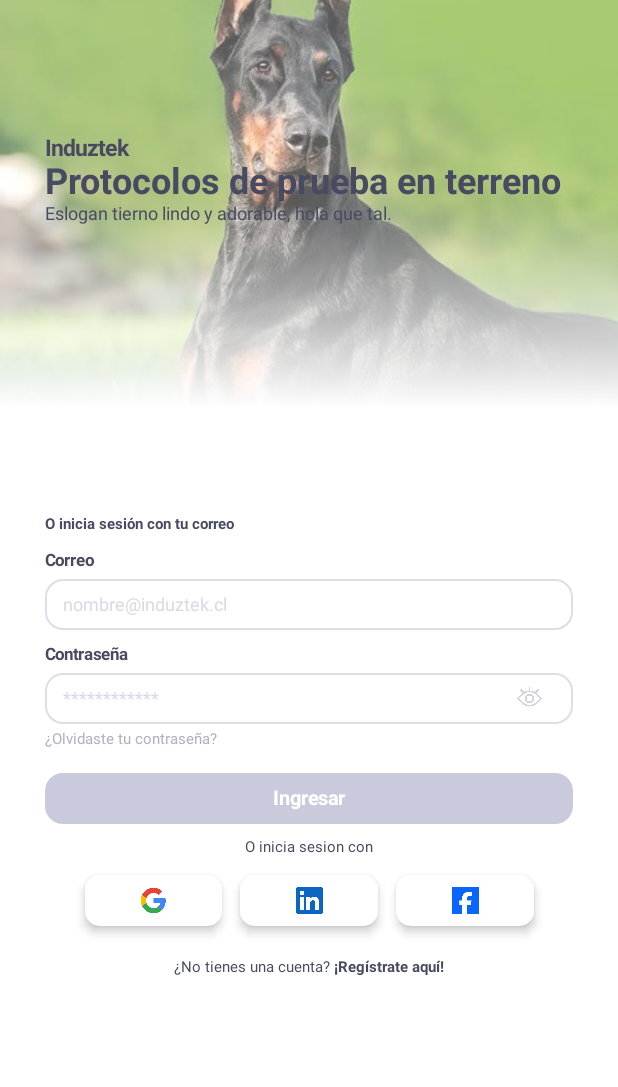
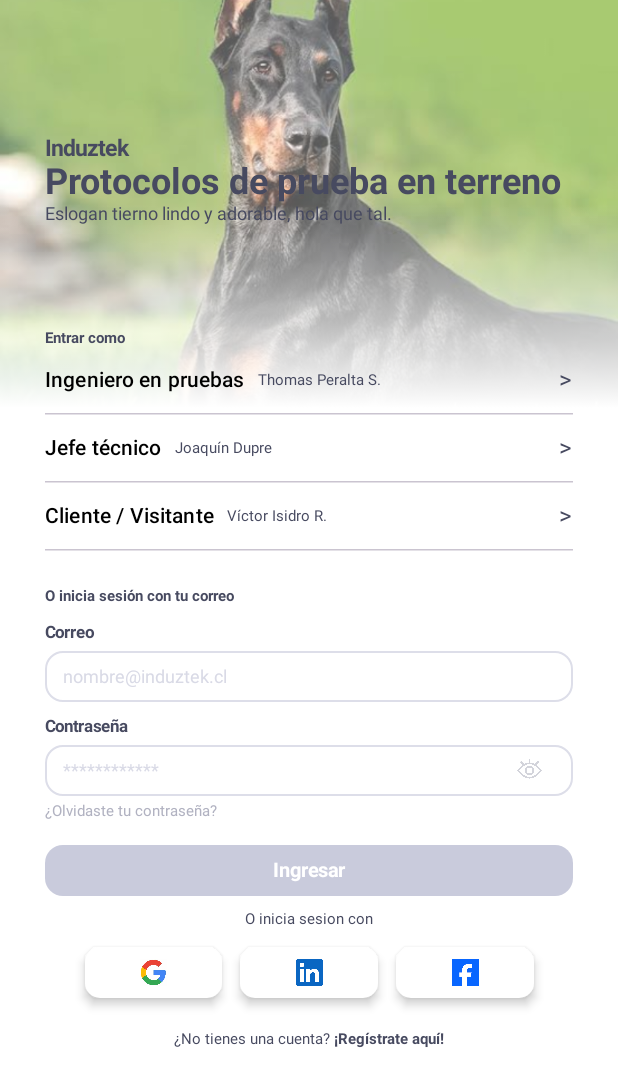
Before and after one commit to Denizota/Induztek, an Android app built with Jetpack Compose: the screen it shows after launch (MainActivity), on a phone screen of 412 x 824 dp. Shown: the top 1087 px of the screen. Run offline under Robolectric (Android 15) with nearby library versions, the phone set to English and light mode, and no system bars; libraries missing offline, so code that uses them is left out: at.favre.lib; 1 statement that could not run was skipped.

Commit message:
se implemento una base de datos para la pantalla 1 y 2 !
Finalmente... Luego de tanta espera fue implementado la flamante base de datos !!

"uju c:"

```diff
--- a/Induztek/app/build.gradle.kts
+++ b/Induztek/app/build.gradle.kts
@@ -55,4 +55,6 @@ dependencies {
     implementation("androidx.lifecycle:lifecycle-viewmodel-compose:2.6.1")
     implementation("androidx.lifecycle:lifecycle-runtime-compose:2.6.1")
     implementation("androidx.navigation:navigation-compose:2.10.2")
+
+    implementation("at.favre.lib:bcrypt:0.10.2")
 }
--- /dev/null
+++ b/Induztek/app/src/main/java/cl/duoc/induztek/data/InduztekDbHelper.kt
@@ -0,0 +1,222 @@
+package cl.duoc.induztek.data
+
+import android.content.ContentValues
+import android.content.Context
+import android.database.Cursor
+import android.database.sqlite.SQLiteDatabase
+import android.database.sqlite.SQLiteOpenHelper
+import cl.duoc.induztek.model.Usuario
+
+
+
+
+class InduztekDbHelper private constructor(context: Context) :
+    SQLiteOpenHelper(context, NOMBRE_BD, null, VERSION_BD) {
+
+    companion object {
+        private const val NOMBRE_BD = "induztek.db"
+        private const val VERSION_BD = 2
+
+        //Tabla de los roles
+        //El reloj
+        private const val TABLA_ROLES = "rol"
+        private const val ROL_ID = "id_rol"
+        private const val ROL_CODIGO = "codigo_rol"
+        private const val ROL_NOMBRE = "nombre_rol"
+
+        //Tabla d usuarios
+        private const val TABLA_USUARIOS = "usuario"
+        private const val USU_ID = "id_usuario"
+        private const val USU_ROL = "id_rol"
+        private const val USU_RUT = "rut"
+        private const val USU_NOMBRE = "nombre"
+        private const val USU_CORREO = "correo"
+        private const val USU_HASH = "password_hash"
+        private const val USU_ACTIVO = "activo"
+
+        //Tabla solicitud d acceso
+        private const val TABLA_SOLICITUDES = "solicitud_acceso"
+        private const val SOL_ID = "id_solicitud"
+        private const val SOL_NOMBRE = "sol_nombre"
+        private const val SOL_APELLIDO = "sol_apellido"
+        private const val SOL_PAIS = "sol_pais"
+        private const val SOL_CIUDAD = "sol_ciudad"
+        private const val SOL_CORREO = "sol_correo"
+        private const val SOL_HASH = "sol_password_hash"
+        private const val SOL_JUSTIFICACION = "sol_justificacion"
+        private const val SOL_ESTADO = "sol_estado"
+        const val CLAVE_DEMO = "Induztek2026"
+
+        private const val SQL_CREAR_ROLES =
+            "CREATE TABLE $TABLA_ROLES (" +
+                    "$ROL_ID INTEGER PRIMARY KEY AUTOINCREMENT, " +
+                    "$ROL_CODIGO TEXT NOT NULL UNIQUE, " +
+                    "$ROL_NOMBRE TEXT NOT NULL)"
+
+        private const val SQL_CREAR_USUARIOS =
+            "CREATE TABLE $TABLA_USUARIOS (" +
+                    "$USU_ID INTEGER PRIMARY KEY AUTOINCREMENT, " +
+                    "$USU_ROL INTEGER NOT NULL REFERENCES $TABLA_ROLES($ROL_ID), " +
+                    "$USU_RUT TEXT NOT NULL UNIQUE, " +
+                    "$USU_NOMBRE TEXT NOT NULL, " +
+                    "$USU_CORREO TEXT NOT NULL UNIQUE, " +
+                    "$USU_HASH TEXT NOT NULL, " +
+                    "$USU_ACTIVO INTEGER NOT NULL DEFAULT 1)"
+
+        private const val SQL_CREAR_SOLICITUDES =
+            "CREATE TABLE $TABLA_SOLICITUDES (" +
+                    "$SOL_ID INTEGER PRIMARY KEY AUTOINCREMENT, " +
+                    "$SOL_NOMBRE TEXT NOT NULL, " +
+                    "$SOL_APELLIDO TEXT NOT NULL, " +
+                    "$SOL_PAIS TEXT NOT NULL, " +
+                    "$SOL_CIUDAD TEXT NOT NULL, " +
+                    "$SOL_CORREO TEXT NOT NULL, " +
+                    "$SOL_HASH TEXT NOT NULL, " +
+                    "$SOL_JUSTIFICACION TEXT NOT NULL, " +
+                    "$SOL_ESTADO TEXT NOT NULL DEFAULT 'PENDIENTE')"
+
+
+
+
+        private const val SQL_PRECARGAR_ROLES =
+            "INSERT INTO $TABLA_ROLES ($ROL_ID, $ROL_CODIGO, $ROL_NOMBRE) VALUES " +
+                    "(1, 'TECNICO', 'Técnico de terreno'), " +
+                    "(2, 'INGENIERO', 'Ingeniero en pruebas'), " +      // CAMBIO: nombres como en tu diseño
+                    "(3, 'JEFE_TECNICO', 'Jefe técnico'), " +
+                    "(4, 'CLIENTE', 'Cliente / Visitante')"
+
+        private const val SQL_SELECT_USUARIOS =
+            "SELECT u.*, r.$ROL_CODIGO AS $ROL_CODIGO, r.$ROL_NOMBRE AS $ROL_NOMBRE " +   // CAMBIO: ahora trae también nombre_rol
+                    "FROM $TABLA_USUARIOS u " +
+                    "INNER JOIN $TABLA_ROLES r ON u.$USU_ROL = r.$ROL_ID"
+
+
+        @Volatile
+        private var instancia: InduztekDbHelper? = null
+
+        fun obtener(context: Context): InduztekDbHelper =
+            instancia ?: synchronized(this) {
+                instancia ?: InduztekDbHelper(context.applicationContext).also { instancia = it }
+            }
+    }
+
+
+    override fun onConfigure(db: SQLiteDatabase) {
+        super.onConfigure(db)
+        db.setForeignKeyConstraintsEnabled(true)
+    }
+
+    override fun onCreate(db: SQLiteDatabase) {
+        db.execSQL(SQL_CREAR_ROLES)
+        db.execSQL(SQL_CREAR_USUARIOS)
+        db.execSQL(SQL_CREAR_SOLICITUDES)
+        db.execSQL(SQL_PRECARGAR_ROLES)
+
+
+        val hash = Seguridad.hashear(CLAVE_DEMO)
+
+
+        precargarUsuario(db, 1, "17.284.519-3", "Matías Godoy Herrera", "mgodoy@induztek.ejemplo", hash)
+        precargarUsuario(db, 2, "16.482.905-7", "Thomas Peralta S.", "tperalta@induztek.ejemplo", hash)
+        precargarUsuario(db, 3, "14.993.210-0", "Joaquín Dupre", "jdupre@induztek.ejemplo", hash)
+        precargarUsuario(db, 4, "17.650.348-3", "Víctor Isidro R.", "visidro@envpacifico.ejemplo", hash)
+        precargarUsuario(db, 4, "14.226.791-8", "Marcela Fuentes Rojas", "mfuentes@envpacifico.ejemplo", hash)
+    }
+
+
+    override fun onUpgrade(db: SQLiteDatabase, oldVersion: Int, newVersion: Int) {
+        db.execSQL("DROP TABLE IF EXISTS $TABLA_SOLICITUDES")
+        db.execSQL("DROP TABLE IF EXISTS $TABLA_USUARIOS")
+        db.execSQL("DROP TABLE IF EXISTS $TABLA_ROLES")
+        onCreate(db)
+    }
+
+    private fun precargarUsuario(
+        db: SQLiteDatabase, rolId: Long, rut: String, nombre: String, correo: String, hash: String
+    ) {
+        val valores = ContentValues().apply {
+            put(USU_ROL, rolId)
+            put(USU_RUT, rut)
+            put(USU_NOMBRE, nombre)
+            put(USU_CORREO, correo)
+            put(USU_HASH, hash)
+            put(USU_ACTIVO, 1)
+        }
+        db.insert(TABLA_USUARIOS, null, valores)
+    }
+
+    // ---------------------------- USUARIOS ---------------------------
+
+
+    fun buscarUsuarioPorCorreo(correo: String): Usuario? =
+        readableDatabase.rawQuery(
+            "$SQL_SELECT_USUARIOS WHERE LOWER(u.$USU_CORREO) = LOWER(?)", arrayOf(correo)
+        ).use { cursor ->
+            if (cursor.moveToFirst()) leerUsuario(cursor) else null
+        }
+
+
+    fun buscarUsuarioPorId(id: Long): Usuario? =
+        readableDatabase.rawQuery(
+            "$SQL_SELECT_USUARIOS WHERE u.$USU_ID = ?", arrayOf(id.toString())
+        ).use { cursor ->
+            if (cursor.moveToFirst()) leerUsuario(cursor) else null
+        }
+
+
+    fun listarPerfilesRapidos(): List<Usuario> {
+        val lista = mutableListOf<Usuario>()
+        readableDatabase.rawQuery(
+            "$SQL_SELECT_USUARIOS WHERE u.$USU_ACTIVO = 1 " +
+                    "AND r.$ROL_CODIGO IN ('INGENIERO', 'JEFE_TECNICO', 'CLIENTE') " +
+                    "AND u.$USU_ID IN (SELECT MIN($USU_ID) FROM $TABLA_USUARIOS WHERE $USU_ACTIVO = 1 GROUP BY $USU_ROL) " +
+                    "ORDER BY u.$USU_ROL",
+            null
+        ).use { cursor ->
+            while (cursor.moveToNext()) lista.add(leerUsuario(cursor))
+        }
+        return lista
+    }
+
+    // -------------------- SOLICITUDES ------------------------
+
+    fun correoYaUsado(correo: String): Boolean {
+        readableDatabase.rawQuery(
+            "SELECT 1 FROM $TABLA_USUARIOS WHERE LOWER($USU_CORREO) = LOWER(?) " +
+                    "UNION " +
+                    "SELECT 1 FROM $TABLA_SOLICITUDES WHERE LOWER($SOL_CORREO) = LOWER(?) AND $SOL_ESTADO = 'PENDIENTE'",
+            arrayOf(correo, correo)
+        ).use { cursor -> return cursor.moveToFirst() }
+    }
+
+
+    fun insertarSolicitud(
+        nombre: String, apellido: String, pais: String, ciudad: String,
+        correo: String, passwordHash: String, justificacion: String
+    ): Long {
+        val valores = ContentValues().apply {
+            put(SOL_NOMBRE, nombre)
+            put(SOL_APELLIDO, apellido)
+            put(SOL_PAIS, pais)
+            put(SOL_CIUDAD, ciudad)
+            put(SOL_CORREO, correo)
+            put(SOL_HASH, passwordHash)
+            put(SOL_JUSTIFICACION, justificacion)
+        }
+        return writableDatabase.insert(TABLA_SOLICITUDES, null, valores)
+    }
+
+    // ---------------- AYUDANTES --------------------
+
+    private fun leerUsuario(cursor: Cursor) = Usuario(
+        id = cursor.getLong(cursor.getColumnIndexOrThrow(USU_ID)),
+        rolId = cursor.getLong(cursor.getColumnIndexOrThrow(USU_ROL)),
+        rolCodigo = cursor.getString(cursor.getColumnIndexOrThrow(ROL_CODIGO)),
+        rolNombre = cursor.getString(cursor.getColumnIndexOrThrow(ROL_NOMBRE)),   // CAMBIO
+        rut = cursor.getString(cursor.getColumnIndexOrThrow(USU_RUT)),
+        nombre = cursor.getString(cursor.getColumnIndexOrThrow(USU_NOMBRE)),
+        correo = cursor.getString(cursor.getColumnIndexOrThrow(USU_CORREO)),
+        passwordHash = cursor.getString(cursor.getColumnIndexOrThrow(USU_HASH)),
+        activo = cursor.getInt(cursor.getColumnIndexOrThrow(USU_ACTIVO)) == 1
+    )
+}
--- /dev/null
+++ b/Induztek/app/src/main/java/cl/duoc/induztek/data/Seguridad.kt
@@ -0,0 +1,16 @@
+package cl.duoc.induztek.data
+
+import at.favre.lib.crypto.bcrypt.BCrypt
+
+
+object Seguridad {
+    private const val COSTO = 10
+
+
+    fun hashear(clave: String): String =
+        BCrypt.withDefaults().hashToString(COSTO, clave.toCharArray())
+
+
+    fun verificar(clave: String, hash: String): Boolean =
+        BCrypt.verifyer().verify(clave.toCharArray(), hash).verified
+}
--- /dev/null
+++ b/Induztek/app/src/main/java/cl/duoc/induztek/data/SesionPreferencias.kt
@@ -0,0 +1,25 @@
+package cl.duoc.induztek.data
+
+import android.content.Context
+import androidx.core.content.edit
+
+
+class SesionPreferencias(context: Context) {
+
+    private val prefs = context.getSharedPreferences("sesion", Context.MODE_PRIVATE)
+
+    companion object {
+        private const val CLAVE_ID_USUARIO = "id_usuario"
+        private const val SIN_SESION = -1L
+    }
+
+    fun guardar(idUsuario: Long) {
+        prefs.edit { putLong(CLAVE_ID_USUARIO, idUsuario) }
+    }
+
+    fun leer(): Long = prefs.getLong(CLAVE_ID_USUARIO, SIN_SESION)
+
+    fun borrar() {
+        prefs.edit { remove(CLAVE_ID_USUARIO) }
+    }
+}
--- a/Induztek/app/src/main/java/cl/duoc/induztek/model/LoginUiState.kt
+++ b/Induztek/app/src/main/java/cl/duoc/induztek/model/LoginUiState.kt
@@ -5,7 +5,9 @@ data class LoginUiState (
     val contrasena: String = "",
     val contrasenaVisible: Boolean = false,
     val errorCorreo: String? = null,
-    val errorContrasena: String? = null
+    val errorContrasena: String? = null,
+
+    val perfiles: List<Usuario> = emptyList()
 ){
     val ingresarHabilitado: Boolean
         get() = correo.isNotBlank() && contrasena.isNotBlank()
--- /dev/null
+++ b/Induztek/app/src/main/java/cl/duoc/induztek/model/Usuario.kt
@@ -0,0 +1,14 @@
+package cl.duoc.induztek.model
+
+
+data class Usuario(
+    val id: Long,
+    val rolId: Long,
+    val rolCodigo: String,
+    val rolNombre: String,
+    val rut: String,
+    val nombre: String,
+    val correo: String,
+    val passwordHash: String,
+    val activo: Boolean
+)
--- a/Induztek/app/src/main/java/cl/duoc/induztek/ui/screen/LoginScreen.kt
+++ b/Induztek/app/src/main/java/cl/duoc/induztek/ui/screen/LoginScreen.kt
@@ -15,6 +15,7 @@ import androidx.compose.foundation.layout.padding
 import androidx.compose.foundation.layout.safeDrawingPadding
 import androidx.compose.foundation.rememberScrollState
 import androidx.compose.foundation.verticalScroll
+import androidx.compose.material3.HorizontalDivider
 import androidx.compose.material3.MaterialTheme
 import androidx.compose.material3.Text
 import androidx.compose.runtime.Composable
@@ -41,6 +42,7 @@ import cl.duoc.induztek.viewmodel.LoginViewModel
 import androidx.compose.runtime.getValue
 import androidx.compose.ui.semantics.Role
 import androidx.compose.ui.text.input.ImeAction
+import androidx.compose.ui.unit.dp
 import cl.duoc.induztek.model.LoginUiState
 import cl.duoc.induztek.ui.components.FondoInicio
 import cl.duoc.induztek.ui.theme.TextoOlvido
@@ -72,7 +74,8 @@ fun LoginContent(
     onAlternarVisibilidad: () -> Unit,
     onIngresar: ()-> Unit,
     onSolicitarAcceso: () -> Unit,
-    onOlvideContrasena: () -> Unit = {}
+    onOlvideContrasena: () -> Unit = {},
+    onEntrarComo: (Long) -> Unit = {}
 ){
     FondoInicio{
         Column(
@@ -88,9 +91,35 @@ fun LoginContent(
             )
             Spacer(Modifier.height(Dimens.espacioEncabezadoACuerpo))
 
-            //espacio para el entrar como.
-            //todavia no existe...
-            Spacer(Modifier.height(Dimens.alturaEntrarcomo))
+            Text(
+                text = stringResource(R.string.texto_entrar_como),
+                style = MaterialTheme.typography.labelSmall,
+                color = TextoGris
+            )
+            uiState.perfiles.forEach { perfil ->
+                Row(
+                    modifier = Modifier
+                        .fillMaxWidth()
+                        .clickable(role = Role.Button) { onEntrarComo(perfil.id) }
+                        .padding(vertical = 10.dp),
+                    verticalAlignment = Alignment.CenterVertically
+                ) {
+                    Text(
+                        text = perfil.rolNombre,
+                        style = MaterialTheme.typography.titleSmall,
+                        modifier = Modifier.padding(end = 8.dp)
+                    )
+                    Text(
+                        text = perfil.nombre,
+                        style = MaterialTheme.typography.bodySmall,
+                        color = TextoGris,
+                        modifier = Modifier.weight(1f)
+                    )
+                    Text(text = ">", color = TextoGris)
+                }
+                //es como hr de ache te me ele uf
+                HorizontalDivider()
+            }
 
             Spacer(Modifier.height(Dimens.espacioAntescorreo))
             Text(
@@ -151,7 +180,7 @@ fun LoginContent(
 
             Spacer(Modifier.height(Dimens.espacioTextoRedes))
 
-            // Los 3 cuadros todavía no hacen nada (onClick vacío).
+            // Los 3 cuadros q todavía no hacen nada...
             Row (
                 modifier = Modifier
                     .fillMaxWidth(EstilosBotonRedSocial.anchoRelativoDelGrupo)
--- a/Induztek/app/src/main/res/values/strings.xml
+++ b/Induztek/app/src/main/res/values/strings.xml
@@ -21,6 +21,7 @@
     <string name="cd_facebook">Iniciar sesión con Facebook</string>
     <string name="texto_sin_cuenta">¿No tienes una cuenta?</string> <!--No pueden crear cuentas. Es solo una solicitud. ok??!?!?! -->
     <string name="enlace_registrate">¡Regístrate aquí!</string>
+    <string name="texto_entrar_como">Entrar como</string>
 
     <!-- Pantalla 2: Solicitar acceso para creacion de cuenta -->
     <string name="titulo_solicitar_acceso">Solicitar acceso</string>
```
Also changed, not shown: Induztek/app/src/main/java/cl/duoc/induztek/ui/screen/SolicitarAccesoScreen.kt (+11 -2 lines), Induztek/app/src/main/java/cl/duoc/induztek/viewmodel/LoginViewModel.kt (+43 -6 lines), Induztek/app/src/main/java/cl/duoc/induztek/viewmodel/SolicitudAccesoViewModel.kt (+36 -11 lines).
